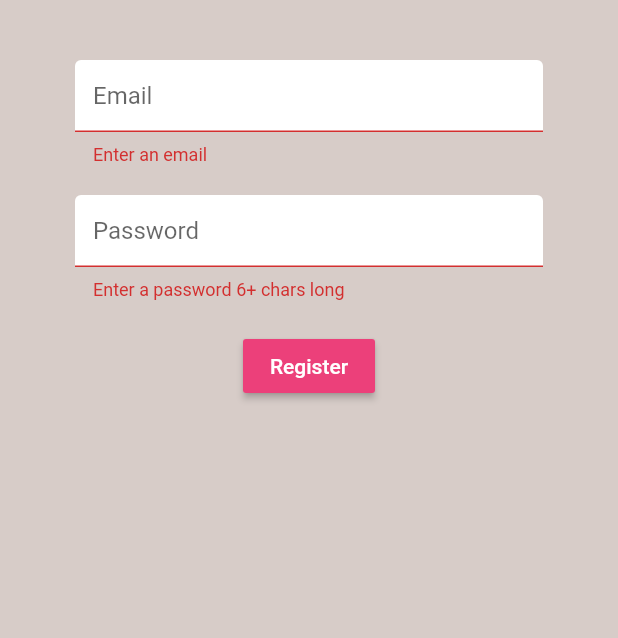
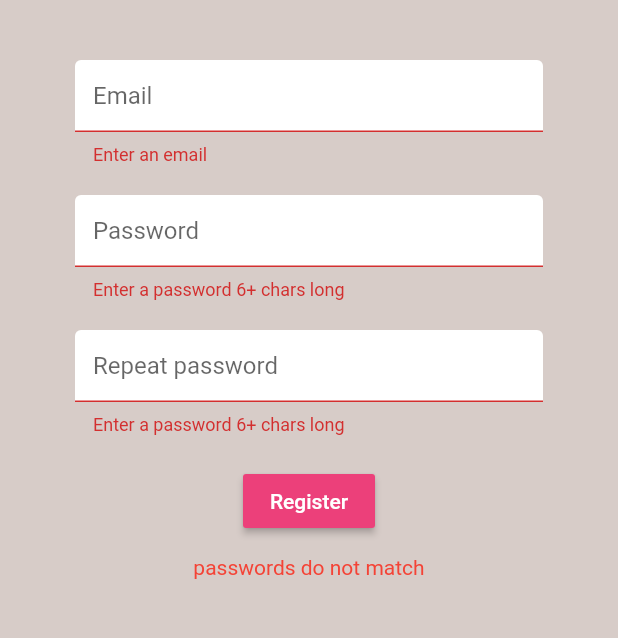
Before and after one commit to cristianfreire/brew_crew, a Flutter app: the Register screen opened directly, after a tap on "Register", on a phone screen of 412 x 824 dp, the part 84-722 px from its top. Run offline on Flutter 3.47's test engine with Material 2 defaults, Android fonts, the phone set to English and light mode, and no system bars; our stand-ins replace cloud_firestore, firebase_auth, firebase_core, flutter_spinkit; missing offline and left inert: dart:ffi; accounts and stored records are empty.

```diff
--- a/lib/screens/authenticate/register.dart
+++ b/lib/screens/authenticate/register.dart
@@ -22,7 +22,7 @@ class _RegisterState extends State<Register> {
   String email = "";
   String password = "";
   String error = '';
-
+  String pass2 = '';
   @override
   Widget build(BuildContext context) {
     return loading
@@ -70,7 +70,23 @@ class _RegisterState extends State<Register> {
                           : null,
                       obscureText: true,
                       onChanged: (val) {
-                        setState(() => password = val);
+                        setState(() => pass2 = val);
+                      },
+                    ),
+                    SizedBox(
+                      height: 20.0,
+                    ),
+                    TextFormField(
+                      decoration: textInputDecoration.copyWith(
+                          hintText: 'Repeat password'),
+                      validator: (val) => val.length < 6
+                          ? 'Enter a password 6+ chars long'
+                          : null,
+                      obscureText: true,
+                      onChanged: (val) {
+                        setState(() {
+                          password = val;
+                        });
                       },
                     ),
                     SizedBox(
@@ -83,7 +99,8 @@ class _RegisterState extends State<Register> {
                         style: TextStyle(color: Colors.white),
                       ),
                       onPressed: () async {
-                        if (_formKey.currentState.validate()) {
+                        if (_formKey.currentState.validate() &&
+                            pass2 == password) {
                           setState(() {
                             loading = true;
                           });
@@ -94,6 +111,10 @@ class _RegisterState extends State<Register> {
                                 () => error = 'please suply a valid email');
                             loading = false;
                           }
+                        } else {
+                          setState(() {
+                            error = 'passwords do not match';
+                          });
                         }
                       },
                     ),
```
Also changed, not shown: lib/screens/authenticate/reset_password.dart (added, +76 -0 lines), lib/screens/authenticate/sign_in.dart (+13 -1 lines), lib/services/auth.dart (+11 -0 lines).
